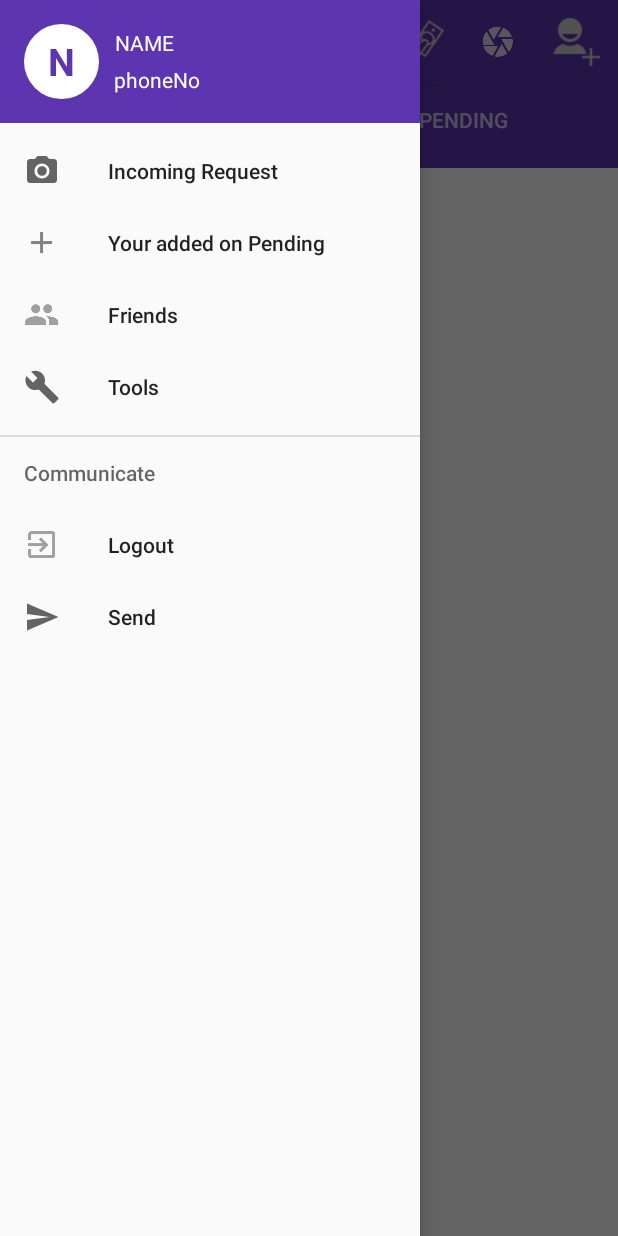
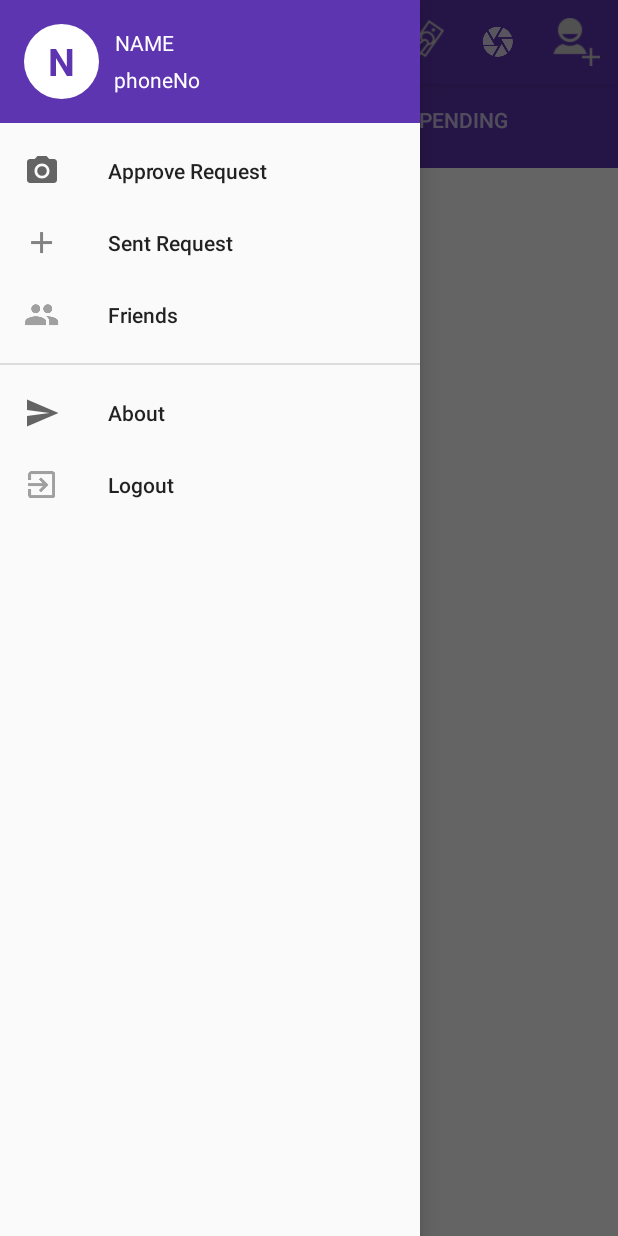
Before and after one commit to svkrclg/justapp, an Android app: the screen it shows after launch once a user with an empty profile is signed in (DashBoard), with the side drawer open, on a phone screen of 412 x 824 dp. Run offline under Robolectric (Android 15) with nearby library versions, the phone set to English and light mode, and no system bars; our stand-ins replace Firebase (no records; nobody signed in at launch, a user with empty details on screens opened directly); libraries missing offline, so code that uses them is left out: com.github.clans.fab; 1 statement that could not run was skipped.

Commit message:
Improved(verify and ease): addtransaction, login, reset and sendRequest

```diff
--- a/app/src/main/java/com/example/rival/moneytracker/DashBoard.java
+++ b/app/src/main/java/com/example/rival/moneytracker/DashBoard.java
@@ -229,8 +229,6 @@ public class DashBoard extends AppCompatActivity
             Intent i=   new Intent(getApplicationContext(), Friend.class);
             i.setFlags(Intent.FLAG_ACTIVITY_SINGLE_TOP);
             startActivity(i);
-        } else if (id == R.id.nav_manage) {
-
         } else if (id == R.id.nav_logout) {
             databaseReference.child("users").child(uid).child("firebaseToken").setValue("NULL").addOnCompleteListener(new OnCompleteListener<Void>() {
                 @Override
@@ -245,7 +243,7 @@ public class DashBoard extends AppCompatActivity
                     finish();
                 }
             });
-        } else if (id == R.id.nav_send) {
+        } else if (id == R.id.about) {
 
         }
 
--- a/app/src/main/res/layout/activity_send_request.xml
+++ b/app/src/main/res/layout/activity_send_request.xml
@@ -52,7 +52,7 @@
             app:spinning_bar_width="30dp"
             android:fontFamily="sans-serif-condensed"
             app:initialCornerAngle="30dp"
-            android:clickable="false"
+            android:clickable="true"
             app:spinning_bar_color="@color/colorPrimaryDark"
             android:textColor="@color/colorPrimaryDark"
             app:spinning_bar_padding="6dp"/>
--- a/app/src/main/res/menu/activity_dash_board_drawer.xml
+++ b/app/src/main/res/menu/activity_dash_board_drawer.xml
@@ -3,36 +3,31 @@
     xmlns:tools="http://schemas.android.com/tools"
     tools:showIn="navigation_view">
 
-    <group android:checkableBehavior="single">
+    <group android:id="@+id/a" android:checkableBehavior="single">
         <item
             android:id="@+id/incoming_request"
             android:icon="@drawable/ic_menu_camera"
-            android:title="Incoming Request" />
+            android:title="Approve Request" />
         <item
             android:id="@+id/send_request"
             android:icon="@drawable/add"
-            android:title="Your added on Pending" />
+            android:title="Sent Request" />
         <item
             android:id="@+id/Friends"
             android:icon="@drawable/friends"
             android:title="Friends" />
-        <item
-            android:id="@+id/nav_manage"
-            android:icon="@drawable/ic_menu_manage"
-            android:title="Tools" />
     </group>
+<group  android:id="@+id/b" android:checkableBehavior="single">
 
-    <item android:title="Communicate">
-        <menu>
+
             <item
-                android:id="@+id/nav_logout"
-                android:icon="@drawable/logout"
-                android:title="Logout" />
+                android:id="@+id/about"
+                android:icon="@drawable/ic_menu_send"
+                android:title="About" />
             <item
-                android:id="@+id/nav_send"
-                android:icon="@drawable/ic_menu_send"
-                android:title="Send" />
-        </menu>
-    </item>
+            android:id="@+id/nav_logout"
+            android:icon="@drawable/logout"
+            android:title="Logout" />
+</group>
 
 </menu>
```
Also changed, not shown: app/src/main/java/com/example/rival/moneytracker/AddTransaction.java (+24 -14 lines), app/src/main/java/com/example/rival/moneytracker/LoginActivity.java (+28 -3 lines), app/src/main/java/com/example/rival/moneytracker/ResetPassword.java (+21 -3 lines), app/src/main/java/com/example/rival/moneytracker/SendRequestActivity.java (+19 -4 lines), app/src/main/res/drawable-hdpi/right_arrow.png (added), app/src/main/res/drawable-mdpi/right_arrow.png (added), app/src/main/res/drawable-xhdpi/right_arrow.png (added), app/src/main/res/drawable-xxhdpi/right_arrow.png (added), app/src/main/res/drawable-xxxhdpi/right_arrow.png (added).
